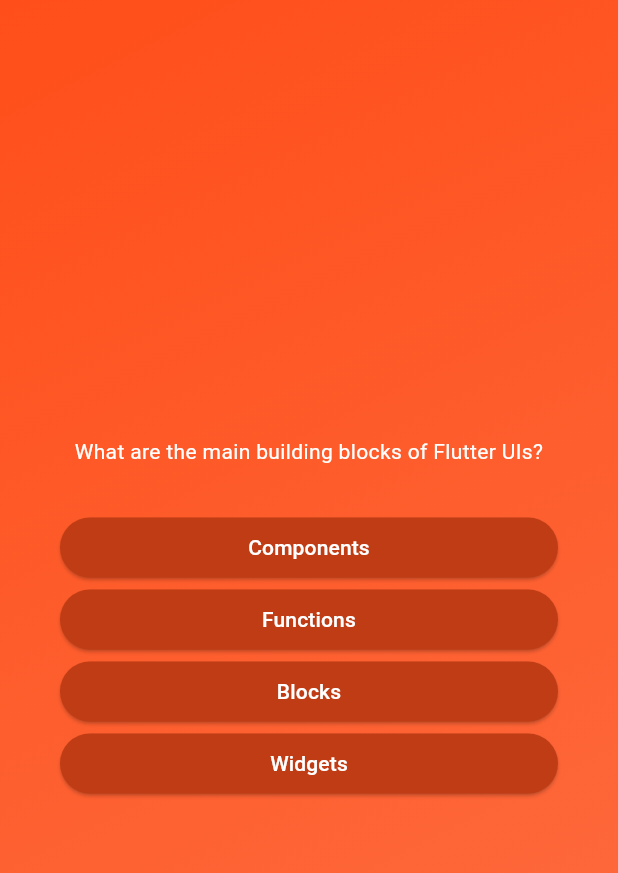
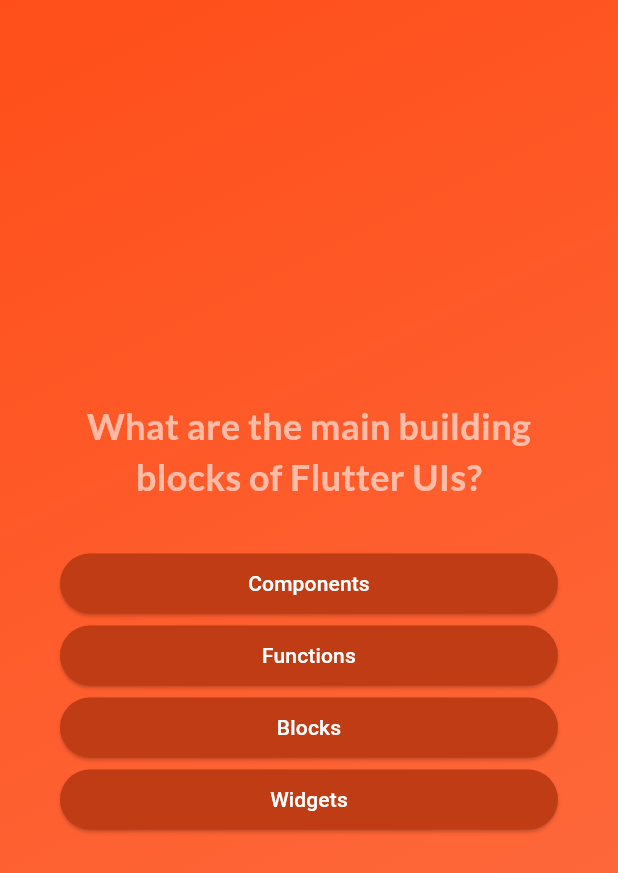
Before and after one commit to salvatoresalanitro/quiz_app, a Flutter app: the screen it shows after launch, after a tap on "Start Quiz", on a phone screen of 412 x 824 dp. Shown: the top 873 px of the screen. Run offline on Flutter 3.47's test engine with Material 3 defaults, Android fonts, the phone set to English and light mode, and no system bars; our stand-ins replace google_fonts.

Commit message:
add google fonts dependency and use it

```diff
--- a/lib/questions_screen.dart
+++ b/lib/questions_screen.dart
@@ -1,4 +1,5 @@
 import 'package:flutter/material.dart';
+import 'package:google_fonts/google_fonts.dart';
 import 'package:quiz_app/answer_button.dart';
 import 'package:quiz_app/data/questions.dart';
 
@@ -32,8 +33,10 @@ class _QuestionsScreenState extends State<QuestionsScreen> {
           children: [
             Text(
               currentQuestion.text,
-              style: TextStyle(
-                color: Colors.white,
+              style: GoogleFonts.lato(
+                color: const Color.fromARGB(150, 255, 255, 255),
+                fontSize: 24,
+                fontWeight: FontWeight.bold
               ),
               textAlign: TextAlign.center,
             ),
--- a/lib/start_screen.dart
+++ b/lib/start_screen.dart
@@ -1,4 +1,5 @@
 import 'package:flutter/material.dart';
+import 'package:google_fonts/google_fonts.dart';
 
 class StartScreen extends StatelessWidget {
   const StartScreen(this.startQuiz, {super.key});
@@ -17,11 +18,12 @@ class StartScreen extends StatelessWidget {
             color: const Color.fromARGB(150, 255, 255, 255), //trick to put opacity
           ),
           const SizedBox(height: 80),
-          const Text(
+          Text(
             'Learn Flutter the fun way!',
-            style: TextStyle(
-              fontSize: 25,
-              color: Colors.white,
+            style: GoogleFonts.lato(
+              color: const Color.fromARGB(150, 255, 255, 255),
+              fontSize: 24,
+              fontWeight: FontWeight.bold
             ),
           ),
           const SizedBox(height: 80),
--- a/pubspec.yaml
+++ b/pubspec.yaml
@@ -34,6 +34,7 @@ dependencies:
   # The following adds the Cupertino Icons font to your application.
   # Use with the CupertinoIcons class for iOS style icons.
   cupertino_icons: ^1.0.8
+  google_fonts: ^6.2.1
 
 dev_dependencies:
   flutter_test:
```
Also changed, not shown: pubspec.lock, 1 other file.
